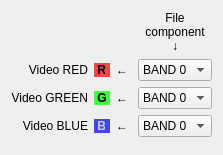
Old version of the form Code/Common/mvdColorSetupWidget.ui in the repository orfeotoolbox/OTB.
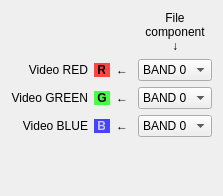
New version of the form.

Commit message: ENH: Added mvdGui.h/.cxx for GUI common definitions.

Diff of the .ui file:
```diff
--- a/Code/Common/mvdColorSetupWidget.ui
+++ b/Code/Common/mvdColorSetupWidget.ui
@@ -7,7 +7,7 @@
     <x>0</x>
     <y>0</y>
     <width>211</width>
-    <height>155</height>
+    <height>196</height>
    </rect>
   </property>
   <property name="windowTitle">
```
The commit also changes 2 other files.
